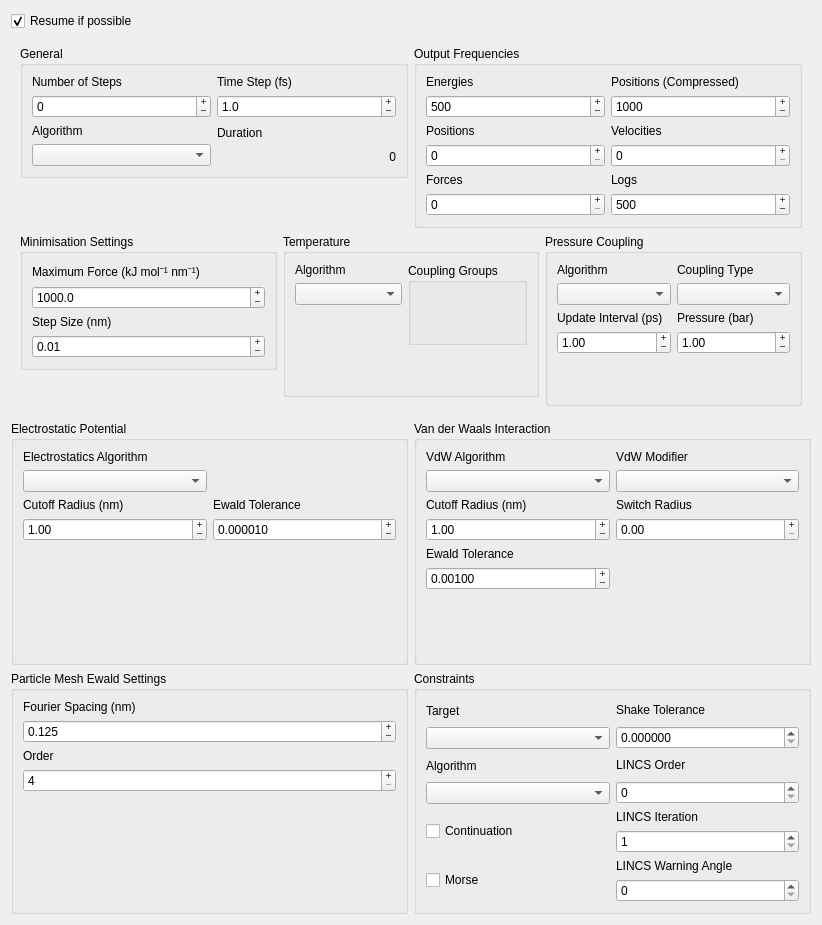
Qt form ui/simulationsetupform.ui (breuerss/gromacs-ui) before a commit.
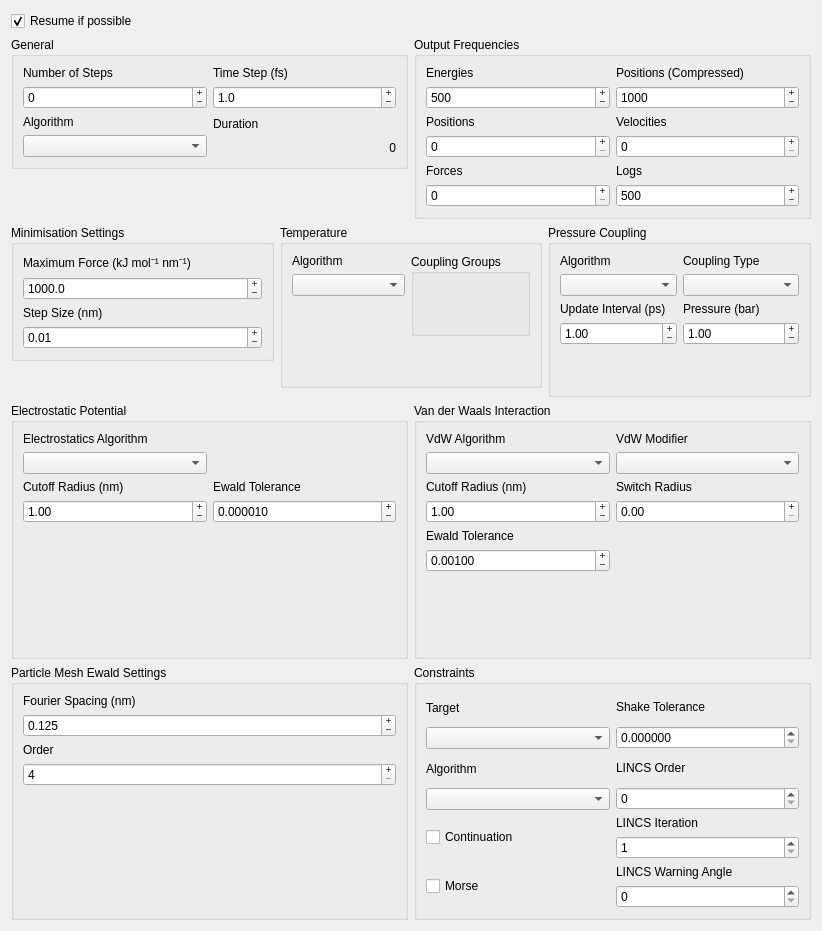
The same form after that commit. Icons and pictures are not drawn.

Commit message: fix: remove margins in layout to fix alignment

What changed in the file:
```diff
--- a/ui/simulationsetupform.ui
+++ b/ui/simulationsetupform.ui
@@ -7,7 +7,7 @@
     <x>0</x>
     <y>0</y>
     <width>822</width>
-    <height>925</height>
+    <height>931</height>
    </rect>
   </property>
   <property name="focusPolicy">
@@ -30,6 +30,18 @@
    <item row="1" column="0" colspan="2">
     <widget class="QWidget" name="settingsWidget" native="true">
      <layout class="QGridLayout" name="gridLayout_3">
+      <property name="leftMargin">
+       <number>0</number>
+      </property>
+      <property name="topMargin">
+       <number>0</number>
+      </property>
+      <property name="rightMargin">
+       <number>0</number>
+      </property>
+      <property name="bottomMargin">
+       <number>0</number>
+      </property>
       <item row="0" column="0" alignment="Qt::AlignTop">
        <widget class="QGroupBox" name="generalGroup">
         <property name="title">
```
